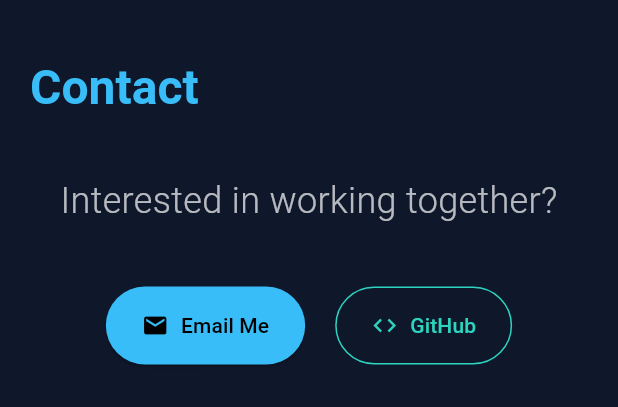
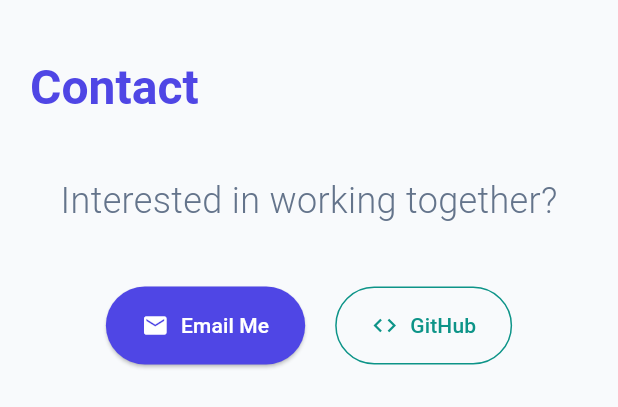
Before and after one commit to djehelmohamedsalah/portfolio, a Flutter app: the ContactSection widget shown alone on an empty page, opened directly with empty values, on a phone screen of 412 x 824 dp. Shown: the top 407 px of the screen. Run offline on Flutter 3.47's test engine with Material 3 defaults, Android fonts, the phone set to English and light mode, and no system bars.

Commit message:
feat: implement initial Flutter portfolio application structure including main app, home, and contact sections with basic theming.

```diff
--- a/lib/constants/app_colors.dart
+++ b/lib/constants/app_colors.dart
@@ -3,12 +3,44 @@ import 'package:flutter/material.dart';
 class AppColors {
   AppColors._(); // Private constructor to prevent instantiation
 
-  static const Color primary = Color(0xFF0F172A); // Slate 900
-  static const Color sky400 = Color(0xFF38BDF8); // Sky 400
-  static const Color teal400 = Color(0xFF2DD4BF); // Teal 400
-  static const Color slate800 = Color(0xFF1E293B); // Slate 800
+  // Base Palette - Professional Modern
+  // Primary - Indigo/Violet range for a trustworthy tech feel
+  static const Color primaryLight = Color(0xFF4F46E5); // Indigo 600
+  static const Color primaryDark = Color(0xFF818CF8); // Indigo 400
 
+  // Secondary - Teal/Emerald for freshness and accent
+  static const Color secondaryLight = Color(0xFF0D9488); // Teal 600
+  static const Color secondaryDark = Color(0xFF2DD4BF); // Teal 400
+
+  // Backgrounds
+  static const Color backgroundLight = Color(0xFFF8FAFC); // Slate 50
+  static const Color backgroundDark = Color(0xFF0F172A); // Slate 900
+
+  // Surface/Cards
+  static const Color surfaceLight = Color(0xFFFFFFFF); // White
+  static const Color surfaceDark = Color(0xFF1E293B); // Slate 800
+
+  // Text
+  static const Color textPrimaryLight = Color(0xFF1E293B); // Slate 800
+  static const Color textPrimaryDark = Color(0xFFF8FAFC); // Slate 50
+  static const Color textSecondaryLight = Color(0xFF64748B); // Slate 500
+  static const Color textSecondaryDark = Color(0xFF94A3B8); // Slate 400
+
+  // Error
+  static const Color error = Color(0xFFEF4444); // Red 500
+
+  // Legacy/Direct Colors (Keeping wrappers for compatibility or standard use)
   static const Color white = Colors.white;
   static const Color white70 = Colors.white70;
   static const Color black = Colors.black;
+  static const Color transparent = Colors.transparent;
+
+  // Aliases for simple access if needed (prefer Theme.of(context))
+  static const Color primary =
+      primaryDark; // Default to dark for backward compat if accessed directly
+  static const Color slate800 = surfaceDark;
+  static const Color sky400 =
+      primaryDark; // Mapping old specific names to new primary
+  static const Color teal400 =
+      secondaryDark; // Mapping old specific names to new secondary
 }
--- a/lib/sections/contact_section.dart
+++ b/lib/sections/contact_section.dart
@@ -18,12 +18,12 @@ class ContactSection extends StatelessWidget {
         child: Column(
           mainAxisAlignment: MainAxisAlignment.center,
           children: [
-            const Text(
+            Text(
               AppStrings.interestedInWorking,
               style: TextStyle(
                 fontSize: 24,
                 fontWeight: FontWeight.w300,
-                color: Colors.white70,
+                color: Theme.of(context).textTheme.bodyLarge?.color,
               ),
             ),
             const SizedBox(height: 40),
@@ -40,7 +40,7 @@ class ContactSection extends StatelessWidget {
                       vertical: 16,
                     ),
                     backgroundColor: Theme.of(context).colorScheme.primary,
-                    foregroundColor: Colors.black,
+                    foregroundColor: Theme.of(context).colorScheme.onPrimary,
                   ),
                 ),
                 const SizedBox(width: 20),
--- a/lib/sections/home_section.dart
+++ b/lib/sections/home_section.dart
@@ -29,7 +29,7 @@ class HomeSection extends StatelessWidget {
             style: TextStyle(
               fontSize: ResponsiveLayout.isMobile(context) ? 50 : 100,
               fontWeight: FontWeight.bold,
-              color: Colors.white,
+              color: Theme.of(context).textTheme.displayLarge?.color,
               height: 1.1,
               letterSpacing: -2,
             ),
@@ -47,7 +47,7 @@ class HomeSection extends StatelessWidget {
             onPressed: onViewWork,
             style: ElevatedButton.styleFrom(
               backgroundColor: Theme.of(context).colorScheme.primary,
-              foregroundColor: Colors.black,
+              foregroundColor: Theme.of(context).colorScheme.onPrimary,
               padding: const EdgeInsets.symmetric(horizontal: 40, vertical: 20),
               textStyle: const TextStyle(
                 fontSize: 18,
--- a/lib/widgets/project_card.dart
+++ b/lib/widgets/project_card.dart
@@ -41,7 +41,9 @@ class ProjectCard extends StatelessWidget {
           const SizedBox(height: 10),
           Text(
             description,
-            style: const TextStyle(fontSize: 16, color: AppColors.white70),
+            style: Theme.of(
+              context,
+            ).textTheme.bodyMedium?.copyWith(fontSize: 16),
           ),
         ],
       ),
--- a/lib/widgets/skill_chip.dart
+++ b/lib/widgets/skill_chip.dart
@@ -1,5 +1,4 @@
 import 'package:flutter/material.dart';
-import '../constants/app_colors.dart';
 
 class SkillChip extends StatelessWidget {
   final String label;
@@ -13,7 +12,10 @@ class SkillChip extends StatelessWidget {
       backgroundColor: Theme.of(
         context,
       ).colorScheme.primary.withValues(alpha: .1),
-      labelStyle: const TextStyle(color: AppColors.white),
+      labelStyle: TextStyle(
+        color: Theme.of(context).colorScheme.primary,
+        fontWeight: FontWeight.w500,
+      ),
       side: BorderSide(color: Theme.of(context).colorScheme.primary),
       padding: const EdgeInsets.symmetric(horizontal: 12, vertical: 12),
     );
```
Also changed, not shown: lib/main.dart (+68 -14 lines).
